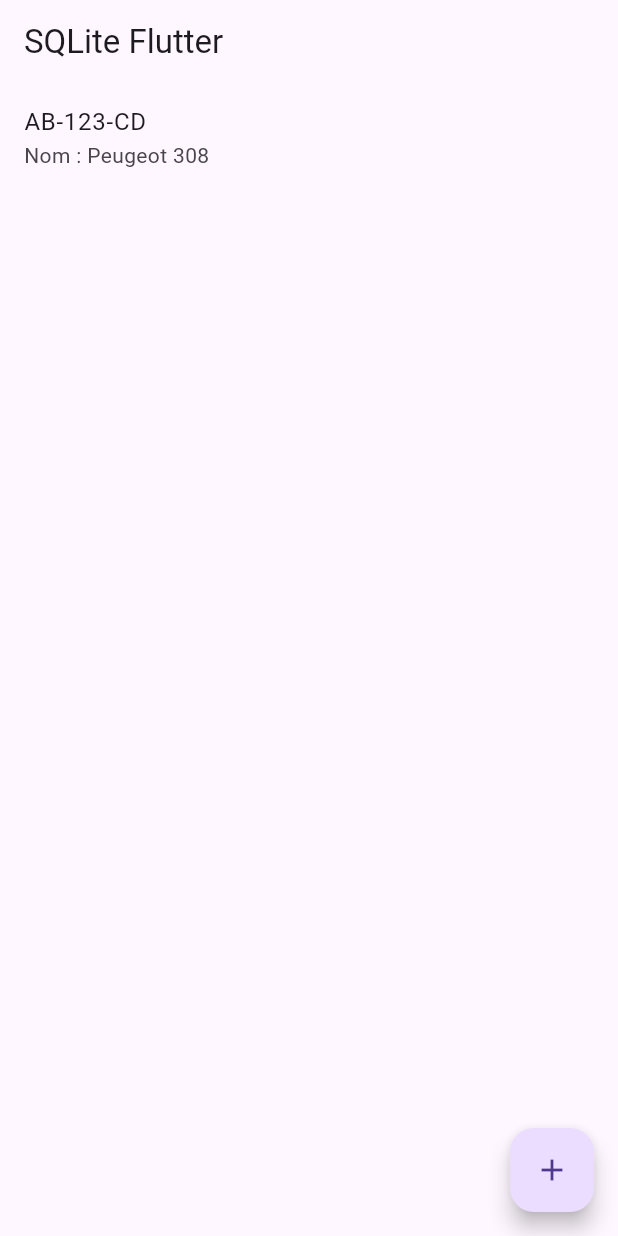
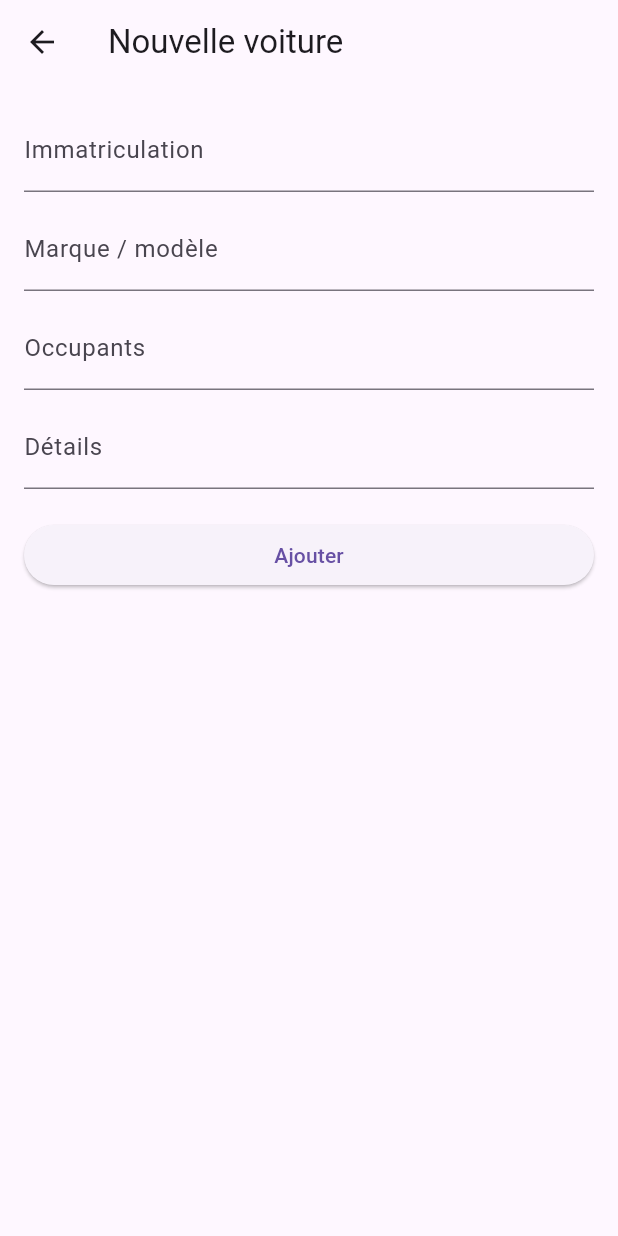
Before and after one commit to Ashley-tech/immat_memory, a Flutter app: the screen it shows after launch, after a tap on the "add" icon, on a phone screen of 412 x 824 dp. Run offline on Flutter 3.47's test engine with Material 3 defaults, Android fonts, the phone set to English and light mode, and no system bars; our stand-ins replace sqflite, sqflite_common_ffi; accounts and stored records are empty.

Commit message:
Finalisation page accuel + Formulaires création/Modification

```diff
--- a/lib/database/database_helper.dart
+++ b/lib/database/database_helper.dart
@@ -83,4 +83,16 @@ class DatabaseHelper {
       whereArgs: [id],
     );
   }
+
+  Future<bool> immatriculationExiste(String immat, {int? ignoreId}) async {
+    final db = await database;
+
+    final result = await db.query(
+      'voiture',
+      where: 'immatriculation = ? AND id != ?',
+      whereArgs: [immat, ignoreId ?? -1],
+    );
+
+    return result.isNotEmpty;
+  }
 }
--- a/lib/main.dart
+++ b/lib/main.dart
@@ -1,25 +1,14 @@
 import 'package:flutter/material.dart';
-import 'package:path/path.dart';
 import 'package:sqflite_common_ffi/sqflite_ffi.dart';
-import 'dart:io';
 
-import 'database/database_helper.dart';
-import 'models/voiture.dart';
+import 'pages/home_page.dart';
 
 Future<void> main() async {
   WidgetsFlutterBinding.ensureInitialized();
 
-  // IMPORTANT pour Windows / Linux / macOS
+  // Initialisation SQLite pour Windows
   sqfliteFfiInit();
   databaseFactory = databaseFactoryFfi;
-
-  final dbPath = await getDatabasesPath();
-  final path = join(dbPath, 'app.db');
-
-  final file = File(path);
-  if (await file.exists()) {
-    await file.delete();
-  }
 
   runApp(const MyApp());
 }
@@ -30,69 +19,8 @@ class MyApp extends StatelessWidget {
   @override
   Widget build(BuildContext context) {
     return MaterialApp(
+      debugShowCheckedModeBanner: false,
       home: HomePage(),
     );
   }
 }
-
-class HomePage extends StatefulWidget {
-  @override
-  State<HomePage> createState() => _HomePageState();
-}
-
-class _HomePageState extends State<HomePage> {
-  List<Voiture> voitures = [];
-
-  @override
-  void initState() {
-    super.initState();
-
-    chargerVoitures();
-  }
-
-  Future<void> chargerVoitures() async {
-    final data =
-        await DatabaseHelper.instance.readAllVoitures();
-
-    setState(() {
-      voitures = data;
-    });
-  }
-
-  Future<void> ajouterVoiture() async {
-    final voiture = Voiture(
-      immatriculation: 'AB-123-CD',
-      marqueModele: 'Peugeot 308',
-      occupantsNoms: 'Jean Dupont',
-      details: 'Véhicule bleu',
-    );
-
-    await DatabaseHelper.instance.createVoiture(voiture);
-
-    chargerVoitures();
-  }
-
-  @override
-  Widget build(BuildContext context) {
-    return Scaffold(
-      appBar: AppBar(
-        title: const Text('SQLite Flutter'),
-      ),
-      floatingActionButton: FloatingActionButton(
-        onPressed: ajouterVoiture,
-        child: const Icon(Icons.add),
-      ),
-      body: ListView.builder(
-        itemCount: voitures.length,
-        itemBuilder: (context, index) {
-          final u = voitures[index];
-
-          return ListTile(
-            title: Text(u.immatriculation),
-            subtitle: Text('Nom : ${u.marqueModele}'),
-          );
-        },
-      ),
-    );
-  }
-}
--- /dev/null
+++ b/lib/pages/ajouter_voiture_page.dart
@@ -0,0 +1,184 @@
+import 'package:flutter/material.dart';
+
+import '../database/database_helper.dart';
+import '../models/voiture.dart';
+
+class AjouterVoiturePage extends StatefulWidget {
+  final Voiture? voiture;
+
+  const AjouterVoiturePage({
+    super.key,
+    this.voiture,
+  });
+
+  @override
+  State<AjouterVoiturePage> createState() =>
+      _AjouterVoiturePageState();
+}
+
+class _AjouterVoiturePageState
+    extends State<AjouterVoiturePage> {
+  final immatriculationController =
+      TextEditingController();
+
+  final marqueController =
+      TextEditingController();
+
+  final occupantsController =
+      TextEditingController();
+
+  final detailsController =
+      TextEditingController();
+
+  Future<void> ajouterVoiture() async {
+    final immat = immatriculationController.text.trim();
+
+    final existe = await DatabaseHelper.instance
+        .immatriculationExiste(
+          immat,
+          ignoreId: widget.voiture?.id,
+        );
+
+    if (existe) {
+      showDialog(
+        context: context,
+        builder: (_) => AlertDialog(
+          title: const Text('Erreur'),
+          content: Text(
+            'La voiture "$immat" existe déjà.',
+          ),
+          actions: [
+            TextButton(
+              onPressed: () => Navigator.pop(context),
+              child: const Text('OK'),
+            ),
+          ],
+        ),
+      );
+      return;
+    }
+
+    if (immat.isEmpty) {
+      showDialog(
+        context: context,
+        builder: (_) => AlertDialog(
+          title: const Text('Erreur'),
+          content: const Text(
+            'L\'immatriculation ne peut pas être vide.',
+          ),
+          actions: [
+            TextButton(
+              onPressed: () => Navigator.pop(context),
+              child: const Text('OK'),
+            ),
+          ],
+        ),
+      );
+      return;
+    }
+
+    final voiture = Voiture(
+      id: widget.voiture?.id,
+      immatriculation: immat,
+      marqueModele: marqueController.text,
+      occupantsNoms: occupantsController.text,
+      details: detailsController.text,
+    );
+
+    if (widget.voiture == null) {
+      await DatabaseHelper.instance.createVoiture(voiture);
+    } else {
+      await DatabaseHelper.instance.updateVoiture(voiture);
+    }
+
+    Navigator.pop(context);
+  }
+
+  @override
+  void initState() {
+    super.initState();
+
+    if (widget.voiture != null) {
+      immatriculationController.text =
+          widget.voiture!.immatriculation ?? '';
+
+      marqueController.text =
+          widget.voiture!.marqueModele ?? '';
+
+      occupantsController.text =
+          widget.voiture!.occupantsNoms ?? '';
+
+      detailsController.text =
+          widget.voiture!.details ?? '';
+    }
+  }
+
+  @override
+  Widget build(BuildContext context) {
+    return Scaffold(
+      appBar: AppBar(
+        title: const Text('Nouvelle voiture'),
+      ),
+      body: Padding(
+        padding: const EdgeInsets.all(16),
+        child: Column(
+          children: [
+            TextField(
+              controller:
+                  immatriculationController,
+              decoration:
+                  const InputDecoration(
+                labelText: 'Immatriculation',
+              ),
+            ),
+
+            const SizedBox(height: 10),
+
+            TextField(
+              controller: marqueController,
+              decoration:
+                  const InputDecoration(
+                labelText: 'Marque / modèle',
+              ),
+            ),
+
+            const SizedBox(height: 10),
+
+            TextField(
+              controller:
+                  occupantsController,
+              decoration:
+                  const InputDecoration(
+                labelText: 'Occupants',
+              ),
+            ),
+
+            const SizedBox(height: 10),
+
+            TextField(
+              controller: detailsController,
+              decoration:
+                  const InputDecoration(
+                labelText: 'Détails',
+              ),
+            ),
+
+            const SizedBox(height: 20),
+
+            SizedBox(
+              width: double.infinity,
+              child: ElevatedButton(
+                onPressed: ajouterVoiture,
+                child: Text(
+                  widget.voiture == null
+                      ? 'Ajouter'
+                      : 'Modifier',
+                ),
+              ),
+            ),
+          ],
+        ),
+      ),
+    );
+  }
+}
--- /dev/null
+++ b/lib/pages/home_page.dart
@@ -0,0 +1,154 @@
+import 'package:flutter/material.dart';
+
+import '../database/database_helper.dart';
+import '../models/voiture.dart';
+import 'ajouter_voiture_page.dart';
+
+class HomePage extends StatefulWidget {
+  @override
+  State<HomePage> createState() => _HomePageState();
+}
+
+class _HomePageState extends State<HomePage> {
+  List<Voiture> voitures = [];
+
+  @override
+  void initState() {
+    super.initState();
+
+    chargerVoitures();
+  }
+
+  Future<void> chargerVoitures() async {
+    final data =
+        await DatabaseHelper.instance.readAllVoitures();
+
+    setState(() {
+      voitures = data;
+    });
+  }
+
+  Future<void> supprimerVoiture(int id) async {
+    await DatabaseHelper.instance.deleteVoiture(id);
+
+    chargerVoitures();
+  }
+
+  Future<void> modifierVoiture(Voiture voiture) async {
+    Navigator.push(
+      context,
+      MaterialPageRoute(
+        builder: (_) => AjouterVoiturePage(
+          voiture: voiture,
+        ),
+      ),
+    ).then((_) {
+      chargerVoitures();
+    });
+  }
+
+  Future<void> ouvrirAjoutVoiture() async {
+    await Navigator.push(
+      context,
+      MaterialPageRoute(
+        builder: (_) => AjouterVoiturePage(),
+      ),
+    );
+
+    chargerVoitures();
+  }
+
+  @override
+  Widget build(BuildContext context) {
+    return Scaffold(
+      appBar: AppBar(
+        title: const Text('Mes voitures'),
+      ),
+      floatingActionButton: FloatingActionButton(
+        onPressed: ouvrirAjoutVoiture,
+        child: const Icon(Icons.add),
+      ),
+      body: voitures.isEmpty
+          ? const Center(
+              child: Text('Aucune voiture'),
+            )
+          : ListView.builder(
+              itemCount: voitures.length,
+              itemBuilder: (context, index) {
+                final voiture = voitures[index];
+
+                return Card(
+                  child: ListTile(
+                    title: Text(voiture.immatriculation),
+                    subtitle: Column(
+                      crossAxisAlignment: CrossAxisAlignment.start,
+                      children: [
+                        Text("Marque / Modèle: ${voiture.marqueModele ?? ''}"),
+                        Text("Occupants: ${voiture.occupantsNoms ?? ''}"),
+                        Text("Détails: ${voiture.details ?? ''}"),
+                      ],
+                    ),
+
+                    trailing: Row(
+                      mainAxisSize: MainAxisSize.min,
+                      children: [
+                        IconButton(
+                          icon: const Icon(Icons.edit),
+                          onPressed: () {
+                            modifierVoiture(voiture);
+                          },
+                        ),
+
+                        IconButton(
+                          icon: const Icon(Icons.delete),
+                          onPressed: () async {
+                            final confirmation =
+                                await showDialog<bool>(
+                              context: context,
+                              builder: (context) {
+                                return AlertDialog(
+                                  title: const Text(
+                                    'Supprimer la voiture',
+                                  ),
+                                  content: Text(
+                                    'Voulez-vous vraiment supprimer ${voiture.immatriculation} ?',
+                                  ),
+                                  actions: [
+                                    TextButton(
+                                      onPressed: () {
+                                        Navigator.pop(
+                                          context,
+                                          false,
+                                        );
+                                      },
+                                      child: const Text('Annuler'),
+                                    ),
+
+                                    ElevatedButton(
+                                      onPressed: () {
+                                        Navigator.pop(
+                                          context,
+                                          true,
+                                        );
+                                      },
+                                      child: const Text('Supprimer'),
+                                    ),
+                                  ],
+                                );
+                              },
+                            );
+
+                            if (confirmation == true) {
+                              supprimerVoiture(voiture.id!);
+                            }
+                          },
+                        ),
+                      ],
+                    ),
+                  ),
+                );
+              },
+            ),
+    );
+  }
+}
```
